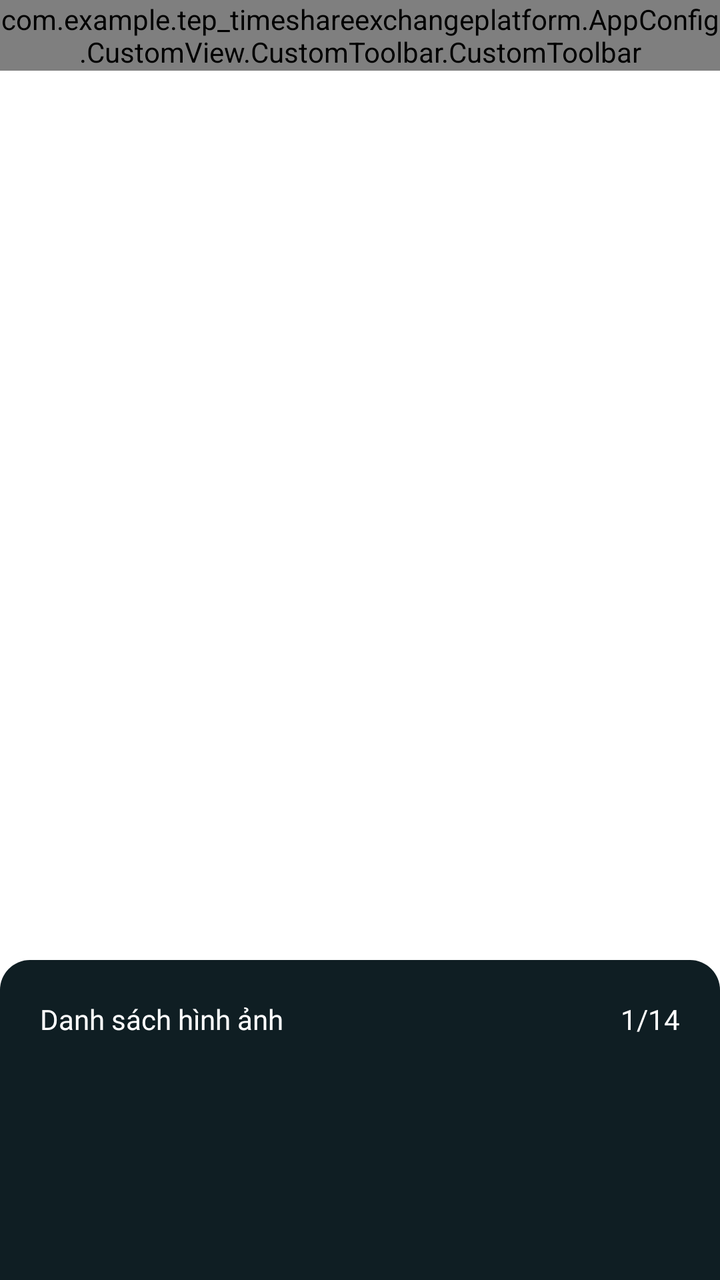
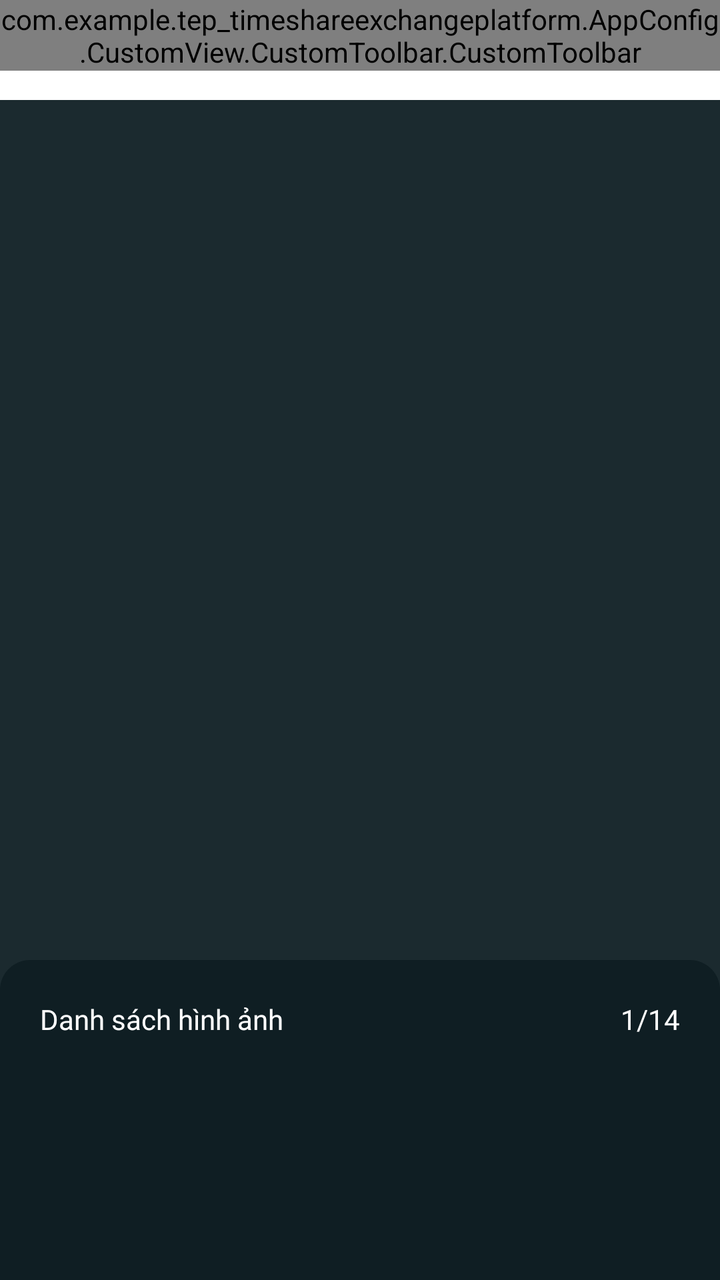

Before-and-after screenshots of an Android layout around one commit, followed by the original layout XML and the change that was made.
<!-- AndroidManifest.xml: application theme Base.Theme.TEPTimeshareExchangePlatform -->
<!-- res/layout/activity_image_list.xml -->
<?xml version="1.0" encoding="utf-8"?>
<androidx.constraintlayout.widget.ConstraintLayout xmlns:android="http://schemas.android.com/apk/res/android"
    xmlns:app="http://schemas.android.com/apk/res-auto"
    xmlns:tools="http://schemas.android.com/tools"
    android:id="@+id/main"
    android:layout_width="match_parent"
    android:layout_height="match_parent"
    android:background="@color/white"
    tools:context=".UI.Activity.ResortDetailActivity.ImageListActivity">

    
    <com.example.tep_timeshareexchangeplatform.AppConfig.CustomView.CustomToolbar.CustomToolbar
        android:id="@+id/customToolbar"
        android:layout_width="match_parent"
        android:layout_height="wrap_content"
        android:background="@color/white"
        android:title="Danh sách hình ảnh"
        app:layout_constraintEnd_toEndOf="parent"
        app:layout_constraintStart_toStartOf="parent"
        app:layout_constraintTop_toTopOf="parent" />

    <LinearLayout
        android:layout_width="match_parent"
        android:layout_height="300dp"
        app:layout_constraintBottom_toTopOf="@+id/constraintLayout3"
        app:layout_constraintEnd_toEndOf="parent"
        app:layout_constraintStart_toStartOf="parent"
        app:layout_constraintTop_toBottomOf="@+id/customToolbar">

        <androidx.viewpager2.widget.ViewPager2
            android:id="@+id/viewPager"
            android:layout_gravity="center"
            tools:listitem="@layout/item_resort"
            android:layout_width="match_parent"
            android:layout_height="match_parent" />
    </LinearLayout>




    
    <androidx.constraintlayout.widget.ConstraintLayout
        android:id="@+id/constraintLayout3"
        android:layout_width="match_parent"
        android:layout_height="160dp"
        android:background="@drawable/background_image_botom_list"
        app:layout_constraintBottom_toBottomOf="parent"
        app:layout_constraintEnd_toEndOf="parent"
        app:layout_constraintStart_toStartOf="parent">

        <TextView
            android:layout_width="wrap_content"
            android:layout_height="wrap_content"
            android:layout_margin="20dp"
            android:fontFamily="@font/inter_medium"
            android:text="Danh sách hình ảnh"
            android:textColor="@color/white"
            android:textSize="14dp"
            app:layout_constraintStart_toStartOf="parent"
            app:layout_constraintTop_toTopOf="parent" />

        <TextView
            android:layout_width="wrap_content"
            android:layout_height="wrap_content"
            android:layout_margin="20dp"
            android:fontFamily="@font/inter_medium"
            android:text="1/14"
            android:textColor="@color/white"
            android:textSize="14dp"
            app:layout_constraintEnd_toEndOf="parent"
            app:layout_constraintTop_toTopOf="parent" />

        <androidx.recyclerview.widget.RecyclerView
            android:id="@+id/thumbnailRecyclerView"
            android:layout_width="match_parent"
            android:layout_height="wrap_content"
            android:layout_margin="20dp"
            android:clipToPadding="false"
            android:orientation="horizontal"
            android:overScrollMode="never"
            app:layoutManager="androidx.recyclerview.widget.LinearLayoutManager"
            app:layout_constraintBottom_toBottomOf="parent"
            app:layout_constraintEnd_toEndOf="parent"
            app:layout_constraintStart_toStartOf="parent"
            tools:listitem="@layout/item_image_detail" />

    </androidx.constraintlayout.widget.ConstraintLayout>
    




</androidx.constraintlayout.widget.ConstraintLayout>
<!-- res/layout/item_resort.xml (included above) -->
<?xml version="1.0" encoding="utf-8"?>
<androidx.constraintlayout.widget.ConstraintLayout xmlns:android="http://schemas.android.com/apk/res/android"
    xmlns:app="http://schemas.android.com/apk/res-auto"
    xmlns:tools="http://schemas.android.com/tools"
    android:background="@drawable/background_stroke_around"
    android:backgroundTint="#F6F6F6"
    android:layout_width="match_parent"
    android:layout_height="match_parent">
    

    <androidx.cardview.widget.CardView
        android:id="@+id/cardView2"
        android:layout_width="match_parent"
        android:layout_margin="6dp"
        android:layout_height="160dp"
        app:cardCornerRadius="8dp"
        app:layout_constraintEnd_toEndOf="parent"
        app:layout_constraintStart_toStartOf="parent"
        app:layout_constraintTop_toTopOf="parent">

        <ImageView
            android:id="@+id/im_resortImage"
            android:layout_width="match_parent"
            android:layout_height="match_parent"
            android:scaleType="fitXY"
            android:src="@drawable/im_material_resort"/>
    </androidx.cardview.widget.CardView>

    


    <androidx.constraintlayout.widget.ConstraintLayout
        android:id="@+id/constraintLayout"
        android:layout_width="match_parent"
        android:layout_height="80dp"
        android:padding="6dp"
        app:layout_constraintEnd_toEndOf="parent"
        app:layout_constraintHorizontal_bias="0.0"
        app:layout_constraintStart_toStartOf="parent"
        app:layout_constraintTop_toBottomOf="@+id/cardView2">
        
        <TextView
            android:id="@+id/tv_resortName"
            android:layout_width="match_parent"
            android:layout_height="wrap_content"
            android:layout_marginStart="5dp"
            android:fontFamily="@font/inter_bold"
            android:maxLines="1"
            android:text="Flamingo Đại Lải"
            android:textColor="@color/black"
            android:textSize="18dp"
            app:layout_constraintEnd_toEndOf="parent"
            app:layout_constraintStart_toStartOf="parent"
            app:layout_constraintTop_toTopOf="parent" />






        
        <LinearLayout
            android:id="@+id/linearLayout2"
            android:layout_width="200dp"
            android:layout_height="wrap_content"
            android:layout_marginStart="5dp"
            android:orientation="vertical"
            app:layout_constraintStart_toStartOf="parent"
            app:layout_constraintTop_toBottomOf="@+id/tv_resortName">

            
            <LinearLayout
                android:layout_width="match_parent"
                android:layout_height="wrap_content"
                android:gravity="center|left"
                android:minHeight="20dp"
                android:orientation="horizontal">

                <ImageView
                    android:layout_width="12dp"
                    android:layout_height="12dp"
                    android:src="@drawable/ic_location" />

                <TextView
                    android:id="@+id/tv_location"
                    android:layout_width="match_parent"
                    android:layout_height="wrap_content"
                    android:layout_marginStart="5dp"
                    android:gravity="center|left"
                    android:maxLines="1"
                    android:text="Đại Lải, Phúc Yên, Việt Nam"
                    android:textSize="12dp" />
            </LinearLayout>

            
            <LinearLayout
                android:layout_width="match_parent"
                android:layout_height="wrap_content"
                android:gravity="center|left"
                android:minHeight="20dp"
                android:orientation="horizontal">

                <ImageView
                    android:layout_width="12dp"
                    android:layout_height="12dp"
                    android:src="@drawable/ic_room_ts" />

                <TextView
                    android:id="@+id/tv_room"
                    android:layout_width="match_parent"
                    android:layout_height="wrap_content"
                    android:layout_marginStart="5dp"
                    android:gravity="center|left"
                    android:maxLines="1"
                    android:text="123 Timeshare cho thuê có sẵn"
                    android:textSize="12dp" />
            </LinearLayout>


        </LinearLayout>


    </androidx.constraintlayout.widget.ConstraintLayout>
    
    <LinearLayout
        android:layout_width="250dp"
        android:layout_height="wrap_content"
        android:layout_marginStart="10dp"
        android:gravity="center|left"
        android:orientation="horizontal"
        app:layout_constraintStart_toStartOf="parent"
        app:layout_constraintTop_toBottomOf="@+id/constraintLayout">

        <TextView
            android:id="@+id/tv_price"
            android:layout_width="wrap_content"
            android:layout_height="wrap_content"
            android:fontFamily="@font/inter_extrabold"
            android:gravity="center|left"
            android:text="1500.000 - 1,300.000 VND "
            android:textColor="@color/blue_full"
            android:textSize="14dp" />

        <TextView
            android:id="@+id/tv_numberOfNight"
            android:layout_width="wrap_content"
            android:layout_height="wrap_content"
            android:fontFamily="@font/inter_medium"
            android:gravity="center|left"
            android:text=" / 4 đêm"
            android:textColor="@color/primary_stroke_around"
            android:textSize="10dp" />

    </LinearLayout>


    
    <LinearLayout
        android:id="@+id/materialCardView3"
        android:layout_width="130dp"
        android:layout_height="30dp"
        android:background="@drawable/background_rating"
        app:cardCornerRadius="10dp"
        app:layout_constraintEnd_toEndOf="parent"
        app:layout_constraintTop_toBottomOf="@+id/cardView2"
        android:layout_marginEnd="8dp"
        android:layout_marginTop="8dp"
        app:strokeColor="@color/white">

        <LinearLayout
            android:layout_width="match_parent"
            android:layout_height="match_parent"
            android:gravity="center|left"
            android:orientation="horizontal">

            <ImageView
                android:layout_width="14dp"
                android:layout_height="14dp"
                android:layout_marginStart="10dp"
                android:src="@drawable/baseline_star_24" />

            <TextView
                android:id="@+id/tv_rating"
                android:layout_width="wrap_content"
                android:layout_height="match_parent"
                android:layout_marginStart="5dp"
                android:gravity="center"
                android:text="4.5"
                android:textColor="#007EF2"
                android:textSize="12dp" />

            <TextView
                android:id="@+id/tv_rating_count"
                android:layout_width="wrap_content"
                android:layout_height="match_parent"
                android:layout_marginStart="5dp"
                android:gravity="center"
                android:text="254 đánh giá"
                android:textSize="12dp" />
        </LinearLayout>


    </LinearLayout>


    
    <androidx.appcompat.widget.AppCompatButton
        android:layout_width="120dp"
        android:layout_height="45dp"
        android:layout_marginEnd="8dp"
        android:background="@drawable/background_stroke_around"
        android:backgroundTint="@color/blue_btn_search"
        android:fontFamily="@font/inter_semibold"
        android:text="@string/book_now"
        android:textColor="@color/white"
        android:textSize="10dp"
        android:layout_marginTop="25dp"
        app:layout_constraintEnd_toEndOf="parent"
        app:layout_constraintTop_toBottomOf="@+id/materialCardView3">

    </androidx.appcompat.widget.AppCompatButton>


    

    <LinearLayout
        android:id="@+id/ll_favorite"
        android:layout_width="35dp"
        android:layout_height="35dp"
        android:layout_marginEnd="10dp"
        android:layout_marginTop="5dp"
        android:background="@drawable/background_circle"
        android:translationZ="10dp"
        android:gravity="center"
        app:layout_constraintEnd_toEndOf="parent"
        app:layout_constraintTop_toTopOf="@+id/cardView2">

        <ImageView
            android:layout_width="20dp"
            android:layout_height="20dp"
            android:layout_margin="5dp"
            android:src="@drawable/baseline_favorite_24" />
    </LinearLayout>













</androidx.constraintlayout.widget.ConstraintLayout>
<!-- res/layout/item_image_detail.xml (included above) -->
<?xml version="1.0" encoding="utf-8"?>
<androidx.constraintlayout.widget.ConstraintLayout xmlns:android="http://schemas.android.com/apk/res/android"
    android:layout_marginEnd="5dp"
    android:layout_width="80dp"
    android:layout_height="80dp">
    <ImageView
        android:id="@+id/imageView"
        android:layout_width="80dp"
        android:scaleType="centerCrop"
        android:layout_height="80dp">

    </ImageView>

</androidx.constraintlayout.widget.ConstraintLayout>
<!-- resources referenced by this layout -->
<resources>
  <color name="black">#FF000000</color>
  <color name="blue_btn_search">#1767E4</color>
  <color name="blue_full">#007EF2</color>
  <color name="primary_stroke_around">#8B8B8B</color>
  <color name="white">#FFFFFFFF</color>
  <!-- drawable background_circle (drawable) -->
  <?xml version="1.0" encoding="utf-8"?>
  <shape xmlns:android="http://schemas.android.com/apk/res/android"
      android:shape="oval">
      >
      <solid android:color="#F23161"/>
  
  </shape>
  <!-- drawable background_image_botom_list (drawable) -->
  <?xml version="1.0" encoding="utf-8"?>
  <shape xmlns:android="http://schemas.android.com/apk/res/android" android:shape="rectangle">
      <corners android:topLeftRadius="15dp" android:topRightRadius="15dp"/>
      <solid android:color="#0F1E23"></solid>
  
  </shape>
  <!-- drawable background_rating (drawable) -->
  <?xml version="1.0" encoding="utf-8"?>
  <shape xmlns:android="http://schemas.android.com/apk/res/android" android:shape="rectangle">
      <solid android:color="@color/blue_background_show" />
      <corners android:radius="10dp"></corners>
  
  </shape>
  <!-- drawable background_stroke_around (drawable) -->
  <?xml version="1.0" encoding="utf-8"?>
  <shape xmlns:android="http://schemas.android.com/apk/res/android"
      android:shape="rectangle"
      >
      <stroke android:width="1dp" android:color="@color/primary_background"/>
      <corners android:radius="8dp"/>
  
  </shape>
  <!-- drawable baseline_favorite_24 (drawable) -->
  <vector xmlns:android="http://schemas.android.com/apk/res/android" android:height="24dp" android:tint="#FFFFFF" android:viewportHeight="24" android:viewportWidth="24" android:width="24dp">
        
      <path android:fillColor="@android:color/white" android:pathData="M12,21.35l-1.45,-1.32C5.4,15.36 2,12.28 2,8.5 2,5.42 4.42,3 7.5,3c1.74,0 3.41,0.81 4.5,2.09C13.09,3.81 14.76,3 16.5,3 19.58,3 22,5.42 22,8.5c0,3.78 -3.4,6.86 -8.55,11.54L12,21.35z"/>
      
  </vector>
  <!-- drawable baseline_star_24 (drawable) -->
  <vector xmlns:android="http://schemas.android.com/apk/res/android" android:height="24dp" android:tint="#FFD700" android:viewportHeight="24" android:viewportWidth="24" android:width="24dp">
        
      <path android:fillColor="@android:color/white" android:pathData="M12,17.27L18.18,21l-1.64,-7.03L22,9.24l-7.19,-0.61L12,2 9.19,8.63 2,9.24l5.46,4.73L5.82,21z"/>
      
  </vector>
  <!-- drawable ic_location: png bitmap (drawable, 776 bytes) -->
  <!-- drawable ic_room_ts: png bitmap (drawable, 515 bytes) -->
  <!-- drawable im_material_resort: png bitmap (drawable, 362643 bytes) -->
  <string name="book_now">Book Now</string>
  <style name="Base.Theme.TEPTimeshareExchangePlatform" parent="Theme.MaterialComponents.DayNight.NoActionBar">
          <item name="android:statusBarColor">@color/white</item>
          <item name="android:windowLightStatusBar">true</item> 
      </style>
  <color name="blue_background_show">#1F007EF2</color>
  <color name="primary_background">#C9C9C9</color>
</resources>

<!-- the commit's change to res/layout/activity_image_list.xml (unified diff, before → after) -->
@@ -13,6 +13,7 @@
         android:id="@+id/customToolbar"
         android:layout_width="match_parent"
         android:layout_height="wrap_content"
+        app:textStart="@string/back"
         android:background="@color/white"
         android:title="Danh sách hình ảnh"
         app:layout_constraintEnd_toEndOf="parent"
@@ -21,7 +22,10 @@
 
     <LinearLayout
         android:layout_width="match_parent"
-        android:layout_height="300dp"
+        android:layout_height="match_parent"
+        android:layout_marginTop="50dp"
+        android:gravity="center"
+        android:background="#1B2A2F"
         app:layout_constraintBottom_toTopOf="@+id/constraintLayout3"
         app:layout_constraintEnd_toEndOf="parent"
         app:layout_constraintStart_toStartOf="parent"
@@ -29,10 +33,10 @@
 
         <androidx.viewpager2.widget.ViewPager2
             android:id="@+id/viewPager"
-            android:layout_gravity="center"
+            android:layout_marginBottom="80dp"
             tools:listitem="@layout/item_resort"
             android:layout_width="match_parent"
-            android:layout_height="match_parent" />
+            android:layout_height="500dp" />
     </LinearLayout>
 
 
@@ -60,6 +64,7 @@
             app:layout_constraintTop_toTopOf="parent" />
 
         <TextView
+            android:id="@+id/tvImageCount"
             android:layout_width="wrap_content"
             android:layout_height="wrap_content"
             android:layout_margin="20dp"
<!-- resource entries referenced after the edit -->
@@ -51,6 +51,7 @@
   <!-- drawable ic_location: png bitmap (drawable, 776 bytes) -->
   <!-- drawable ic_room_ts: png bitmap (drawable, 515 bytes) -->
   <!-- drawable im_material_resort: png bitmap (drawable, 362643 bytes) -->
+  <string name="back">Back</string>
   <string name="book_now">Book Now</string>
   <style name="Base.Theme.TEPTimeshareExchangePlatform" parent="Theme.MaterialComponents.DayNight.NoActionBar">
           <item name="android:statusBarColor">@color/white</item>
